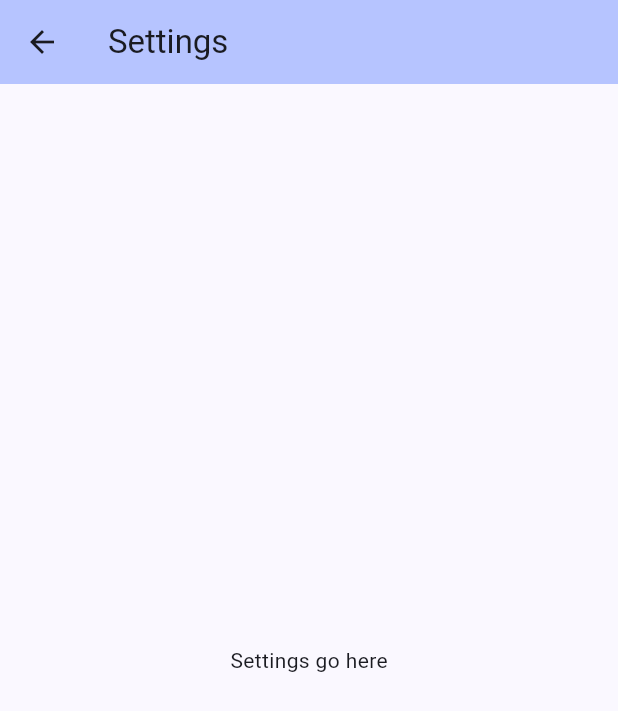
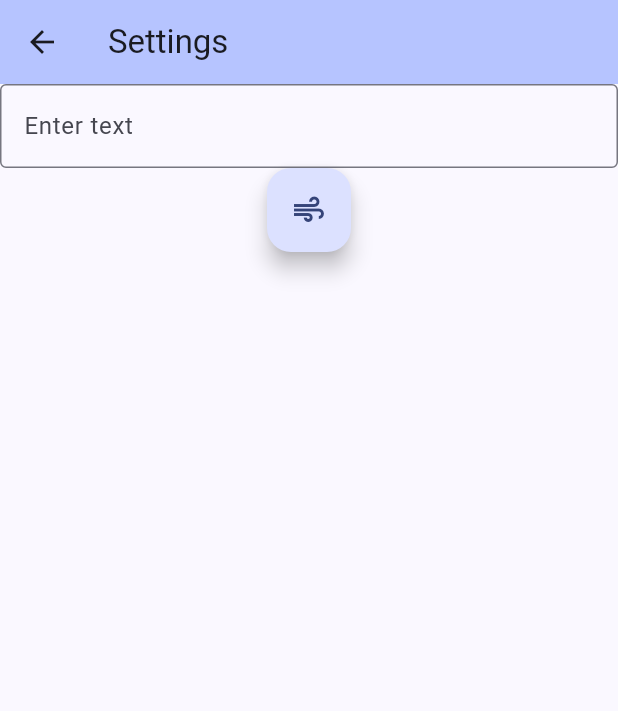
Before and after one commit to AnsonHLau/RSVP-App, a Flutter app: the screen it shows after launch, after a tap on the "settings" icon, on a phone screen of 412 x 824 dp. Shown: the top 711 px of the screen. Run offline on Flutter 3.47's test engine with Material 3 defaults, Android fonts, the phone set to English and light mode, and no system bars.

Commit message:
Moved text input to settings, WIP submit button

```diff
--- a/lib/main.dart
+++ b/lib/main.dart
@@ -83,6 +83,7 @@ class _MyHomePageState extends State<MyHomePage> {
     }
   }
 
+
   void _resetIndex() {
     setState(() {
       _index = 0;
@@ -119,24 +120,11 @@ class _MyHomePageState extends State<MyHomePage> {
                 mainAxisSize: MainAxisSize.min,
                 children: <Widget>[
                   Text(
-                    words[_index],
+                    readingWords[_index],
                     style: const TextStyle(fontSize: 52, fontWeight: FontWeight.w600),
                     textAlign: TextAlign.center,
                   ),
-                  TextField(
-                    decoration: InputDecoration(
-                      border: OutlineInputBorder(),
-                      hintText: 'Enter text',
 
-                    ),
-                    onChanged: (text){
-                      //Setting the display text arrray into the input text
-                      words = text.split(' ');
-                      _resetIndex();
-                      _forcePausePlayback();
-
-                    }
-                  ),
 
                   //Play/Pause Button
                   const SizedBox(height: 64),
@@ -179,19 +167,56 @@ class _MyHomePageState extends State<MyHomePage> {
   }
 }
 
-class SettingsPage extends StatelessWidget {
-  const SettingsPage({super.key});
+var inputWords = [""];
+var readingWords = [""];
 
+class _SettingsPageState extends State<SettingsPage>{
+
+
+  void _submitWords(){
+    readingWords = inputWords;
+  }
   @override
   Widget build(BuildContext context) {
     return Scaffold(
       appBar: AppBar(
         backgroundColor: Theme.of(context).colorScheme.inversePrimary,
-        title: const Text('Settings'),
+        title:const Text('Settings'),
       ),
-      body: const Center(
-        child: Text('Settings go here'),
+      body: Center(
+        child: Column(
+          children: <Widget>[
+
+            TextField(
+                    decoration: InputDecoration(
+                      border: OutlineInputBorder(),
+                      hintText: 'Enter text',
+
+                    ),
+                    onChanged: (text){
+                      //Setting the display text arrray into the input text
+                       inputWords = text.split(' ');
+
+
+                    }
+                  ),
+            FloatingActionButton(onPressed: _submitWords,
+            tooltip: "Submit",
+            child: const Icon(Icons.air))
+            ],
+        )
       ),
+
     );
   }
 }
+class SettingsPage extends StatefulWidget {
+  const SettingsPage({super.key});
+
+
+  @override
+  State<SettingsPage> createState() => _SettingsPageState();
+
+
+
+}
```
